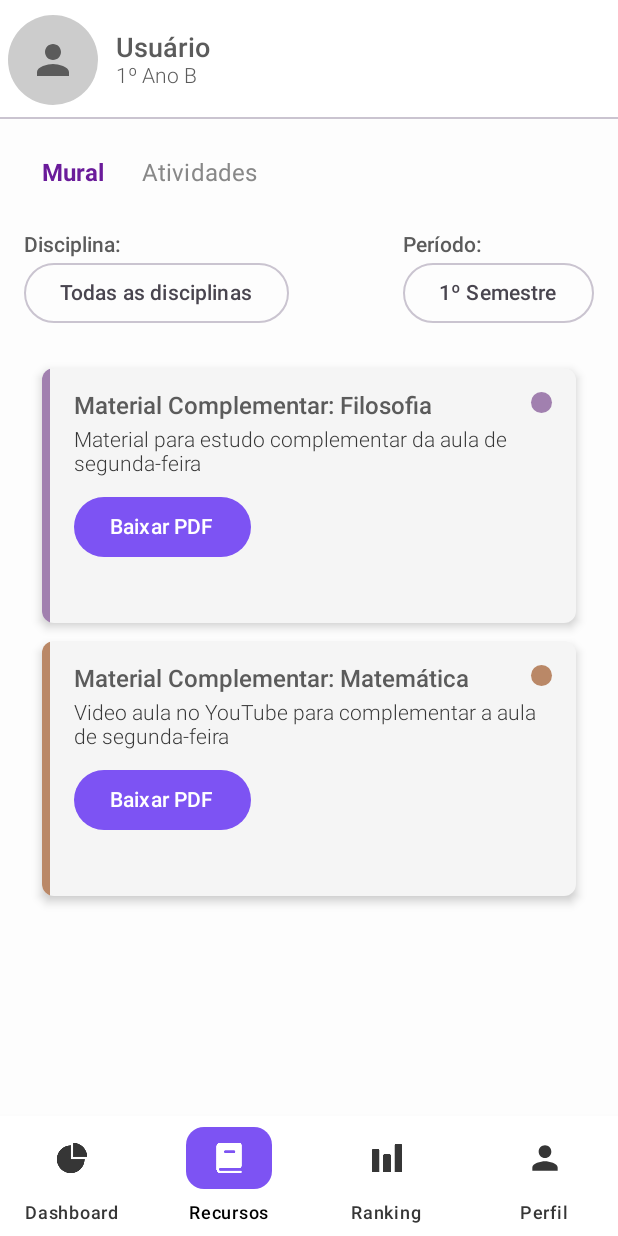
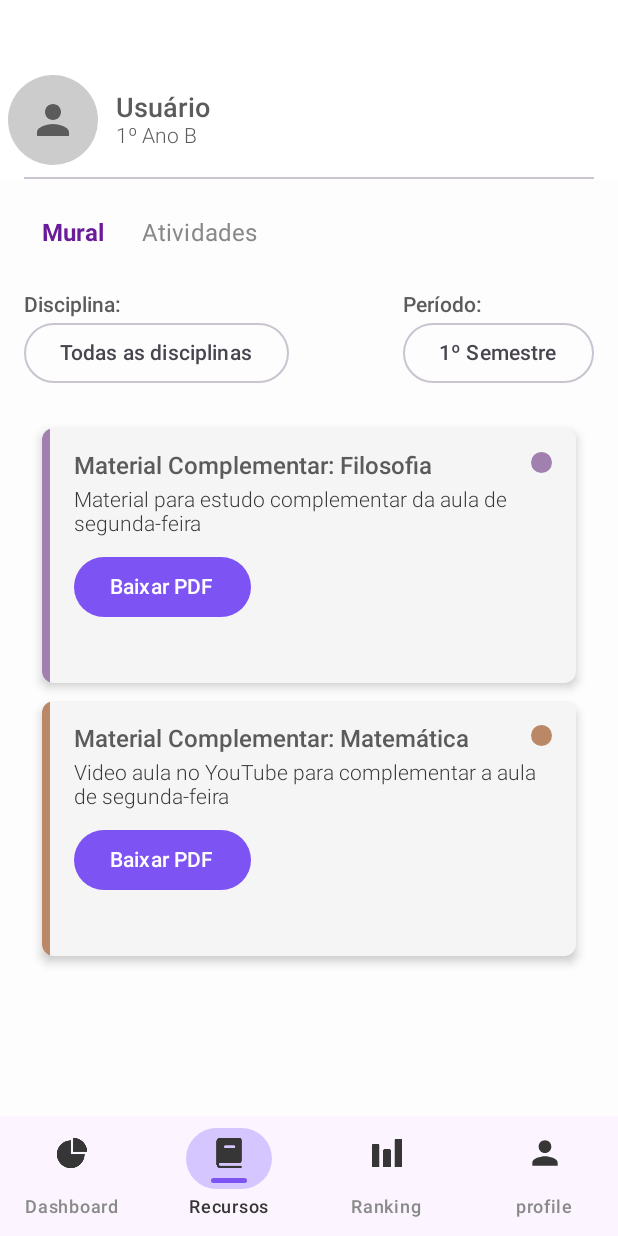
Before and after one commit to sofiascarvalho/Mobile-TCC-, an Android app built with Jetpack Compose: the DashboardScreen screen opened through its navigation route, item 2 of the bottom bar chosen, on a phone screen of 412 x 824 dp. Run offline under Robolectric (Android 15) with nearby library versions, the phone set to English and light mode, and no system bars; our stand-ins replace Dagger/Hilt's generated code.

Commit message:
Revert "fix: mudanças no design da bottom bar"
This reverts commit c9c208440eee9894371c5a4578853667be699514.

```diff
--- a/app/src/main/java/com/example/analyticai/screens/DashboardScreen.kt
+++ b/app/src/main/java/com/example/analyticai/screens/DashboardScreen.kt
@@ -70,11 +70,12 @@ fun DashboardScreen() {
                 .padding(paddingValues)
                 .padding(horizontal = 16.dp)
                 .fillMaxSize(),
-            contentPadding = PaddingValues(bottom = 8.dp)
+            contentPadding = PaddingValues(bottom = 16.dp)
         ) {
 
             // ---- CABEÇALHO ----
             item {
+                Spacer(modifier = Modifier.height(8.dp))
                 DashboardHeader(
                     title = "Dashboard",
                     onActionClick = {
--- a/app/src/main/java/com/example/analyticai/screens/components/BarraInferior.kt
+++ b/app/src/main/java/com/example/analyticai/screens/components/BarraInferior.kt
@@ -11,12 +11,9 @@ import androidx.compose.runtime.getValue
 import androidx.compose.ui.Alignment
 import androidx.compose.ui.Modifier
 import androidx.compose.ui.draw.clip
-import androidx.compose.ui.draw.shadow
-import androidx.compose.ui.graphics.vector.ImageVector
 import androidx.compose.ui.res.painterResource
 import androidx.compose.ui.unit.dp
 import androidx.compose.ui.graphics.Color
-import androidx.compose.ui.graphics.painter.Painter
 import androidx.compose.ui.text.style.TextOverflow
 import androidx.navigation.NavHostController
 import androidx.navigation.compose.currentBackStackEntryAsState
@@ -24,34 +21,30 @@ import com.example.analyticai.R
 
 @Composable
 fun BarraInferior(navController: NavHostController) {
-    // cor do background da barra - branco total
-    val containerColor = Color.White
+    // cor do background da barra (use seu BackgroundLightPink se preferir)
+    val containerColor = Color(0xFFFCF5FF)
+    val iconColor = Color(0xFF363636)
 
     val navBackStackEntry by navController.currentBackStackEntryAsState()
     val currentRoute = navBackStackEntry?.destination?.route
 
-    Box(
-        modifier = Modifier
-            .fillMaxWidth()
-            .shadow(
-                elevation = 8.dp,
-                shape = RoundedCornerShape(0.dp),
-                clip = false,
-                ambientColor = Color.Black.copy(alpha = 0.15f),
-                spotColor = Color.Black.copy(alpha = 0.15f)
-            )
+    NavigationBar(
+        containerColor = containerColor,
+        contentColor = iconColor
     ) {
-        NavigationBar(
-            containerColor = containerColor,
-            modifier = Modifier.fillMaxWidth()
-        ) {
         NavigationItem(
             route = "dashboard",
             currentRoute = currentRoute,
             navController = navController,
             label = "Dashboard",
-            iconPainter = painterResource(R.drawable.dashboard_icon),
-            isVectorIcon = false
+            iconComposable = {
+                Icon(
+                    painter = painterResource(R.drawable.dashboard_icon),
+                    contentDescription = "Dashboard",
+                    tint = iconColor,
+                    modifier = Modifier.size(25.dp)
+                )
+            }
         )
 
         NavigationItem(
@@ -59,8 +52,14 @@ fun BarraInferior(navController: NavHostController) {
             currentRoute = currentRoute,
             navController = navController,
             label = "Recursos",
-            iconPainter = painterResource(R.drawable.recursos_icon),
-            isVectorIcon = false
+            iconComposable = {
+                Icon(
+                    painter = painterResource(R.drawable.recursos_icon),
+                    contentDescription = "Recursos",
+                    tint = iconColor,
+                    modifier = Modifier.size(25.dp)
+                )
+            }
         )
 
         NavigationItem(
@@ -68,19 +67,30 @@ fun BarraInferior(navController: NavHostController) {
             currentRoute = currentRoute,
             navController = navController,
             label = "Ranking",
-            iconPainter = painterResource(R.drawable.ranking_icon),
-            isVectorIcon = false
+            iconComposable = {
+                Icon(
+                    painter = painterResource(R.drawable.ranking_icon),
+                    contentDescription = "Ranking",
+                    tint = iconColor,
+                    modifier = Modifier.size(25.dp)
+                )
+            }
         )
 
         NavigationItem(
             route = "profile",
             currentRoute = currentRoute,
             navController = navController,
-            label = "Perfil",
-            iconVector = Icons.Default.Person,
-            isVectorIcon = true
+            label = "profile",
+            iconComposable = {
+                Icon(
+                    imageVector = Icons.Default.Person,
+                    contentDescription = "profile",
+                    tint = iconColor,
+                    modifier = Modifier.size(25.dp)
+                )
+            }
         )
-        }
     }
 }
 
@@ -90,15 +100,9 @@ private fun RowScope.NavigationItem(
     currentRoute: String?,
     navController: NavHostController,
     label: String,
-    iconPainter: Painter? = null,
-    iconVector: ImageVector? = null,
-    isVectorIcon: Boolean
+    iconComposable: @Composable () -> Unit
 ) {
     val selected = currentRoute == route
-    val selectedColor = Color(0xFF7D53F3) // Roxo para item selecionado
-    val unselectedIconColor = Color(0xFF363636) // Preto para ícones não selecionados
-    val unselectedTextColor = Color(0xFF363636) // Preto para texto não selecionados
-    val iconColor = if (selected) Color.White else unselectedIconColor
 
     NavigationBarItem(
         selected = selected,
@@ -112,30 +116,20 @@ private fun RowScope.NavigationItem(
             }
         },
         icon = {
-            Box(
-                modifier = Modifier
-                    .background(
-                        color = if (selected) selectedColor else Color.Transparent,
-                        shape = RoundedCornerShape(12.dp)
+            Column(horizontalAlignment = Alignment.CenterHorizontally) {
+                iconComposable()
+                Spacer(modifier = Modifier.height(4.dp))
+                if (selected) {
+                    // barrinha roxa pequena
+                    Box(
+                        modifier = Modifier
+                            .width(24.dp)
+                            .height(3.dp)
+                            .clip(RoundedCornerShape(50))
+                            .background(Color(0xFF7D53F3))
                     )
-                    .padding(horizontal = 16.dp, vertical = 8.dp)
-            ) {
-                Column(horizontalAlignment = Alignment.CenterHorizontally) {
-                    if (isVectorIcon && iconVector != null) {
-                        Icon(
-                            imageVector = iconVector,
-                            contentDescription = label,
-                            tint = iconColor,
-                            modifier = Modifier.size(25.dp)
-                        )
-                    } else if (!isVectorIcon && iconPainter != null) {
-                        Icon(
-                            painter = iconPainter,
-                            contentDescription = label,
-                            tint = iconColor,
-                            modifier = Modifier.size(25.dp)
-                        )
-                    }
+                } else {
+                    Spacer(modifier = Modifier.height(3.dp))
                 }
             }
         },
@@ -143,16 +137,15 @@ private fun RowScope.NavigationItem(
             Text(
                 text = label,
                 maxLines = 1,
-                overflow = TextOverflow.Ellipsis,
-                color = if (selected) Color.Black else unselectedTextColor
+                overflow = TextOverflow.Ellipsis
             )
         },
         colors = NavigationBarItemDefaults.colors(
-            selectedIconColor = Color.White, // Branco quando selecionado
-            selectedTextColor = Color.White, // Branco quando selecionado
-            indicatorColor = Color.Transparent, // Sem indicador padrão, usamos o Box
-            unselectedIconColor = unselectedIconColor,
-            unselectedTextColor = unselectedTextColor
+            selectedIconColor = Color(0xFF363636),
+            selectedTextColor = Color(0xFF363636),
+            indicatorColor = Color(0xFFD6C6FF), // fundo lilás quando ativo
+            unselectedIconColor = Color(0xFF8A8A8A),
+            unselectedTextColor = Color(0xFF8A8A8A)
         )
     )
 }
--- a/app/src/main/java/com/example/analyticai/screens/components/BarraSuperior.kt
+++ b/app/src/main/java/com/example/analyticai/screens/components/BarraSuperior.kt
@@ -6,14 +6,11 @@ import androidx.compose.foundation.layout.Box
 import androidx.compose.foundation.layout.Column
 import androidx.compose.foundation.layout.Row
 import androidx.compose.foundation.layout.Spacer
-import androidx.compose.foundation.layout.WindowInsets
 import androidx.compose.foundation.layout.fillMaxWidth
 import androidx.compose.foundation.layout.height
 import androidx.compose.foundation.layout.padding
 import androidx.compose.foundation.layout.size
-import androidx.compose.foundation.layout.statusBars
 import androidx.compose.foundation.layout.width
-import androidx.compose.foundation.layout.windowInsetsPadding
 import androidx.compose.foundation.shape.CircleShape
 import androidx.compose.material.icons.Icons
 import androidx.compose.material.icons.filled.Person
@@ -28,7 +25,6 @@ import androidx.compose.ui.draw.clip
 import androidx.compose.ui.graphics.Color
 import androidx.compose.ui.platform.LocalContext
 import androidx.compose.ui.text.font.FontWeight
-import androidx.compose.ui.tooling.preview.Preview
 import androidx.compose.ui.unit.dp
 import androidx.compose.ui.unit.sp
 import androidx.lifecycle.viewmodel.compose.viewModel
@@ -46,20 +42,22 @@ fun BarraSuperior(navController: NavHostController?) {
     val usuario: Usuario? = sharedPrefs.getUsuario()
 
     val userName = usuario?.nome ?: "Usuário"
+    val userNivel = usuario?.nivel_usuario ?: "aluno"
+    val userCredential = usuario?.credencial ?: "00000000"
 
-    Column(
-        modifier = Modifier
-            .fillMaxWidth()
-            .background(Color.White)
-            .windowInsetsPadding(WindowInsets.statusBars),
+
+
+        Column (
             horizontalAlignment = Alignment.CenterHorizontally
-    ) {
+        ){
+            Spacer(modifier = Modifier.height(40.dp))
             Row(
                 verticalAlignment = Alignment.CenterVertically,
                 horizontalArrangement = Arrangement.Start,
                 modifier = Modifier
                     .fillMaxWidth()
-                .padding(top = 10.dp, start = 5.dp, end = 5.dp, bottom = 8.dp)
+                    .background(Color.White)
+                    .padding(top = 10.dp, start = 5.dp, end = 5.dp)
             ) {
                 Box(
                     modifier = Modifier
@@ -84,13 +82,8 @@ fun BarraSuperior(navController: NavHostController?) {
                     Text("1º Ano B", fontSize = 14.sp, color = DarkGray, fontWeight = FontWeight.Light)
                 }
             }
+            Spacer(modifier = Modifier.height(8.dp))
 
-        Divider(modifier = Modifier.height(1.dp).fillMaxWidth())
+            Divider(modifier = Modifier.height(1.dp).width(380.dp))
         }
     }
-
-@Preview
-@Composable
-private fun PreviewBarraSuperior(){
-    BarraSuperior(null)
-}
--- a/app/src/main/java/com/example/analyticai/screens/components/DashboardHeader.kt
+++ b/app/src/main/java/com/example/analyticai/screens/components/DashboardHeader.kt
@@ -9,7 +9,6 @@ import androidx.compose.material3.*
 import androidx.compose.runtime.*
 import androidx.compose.ui.Alignment
 import androidx.compose.ui.Modifier
-import androidx.compose.ui.tooling.preview.Preview
 import androidx.compose.ui.unit.dp
 import com.example.analyticai.screens.PurplePrimary
 import com.example.analyticai.screens.TextDark
@@ -50,9 +49,3 @@ fun DashboardHeader(
         }
     }
 }
-
-@Preview
-@Composable
-private fun PreviewDashboardHeader(){
-    DashboardHeader(title = "")
-}
```
Lines whose indentation alone changed are shown as unchanged.
